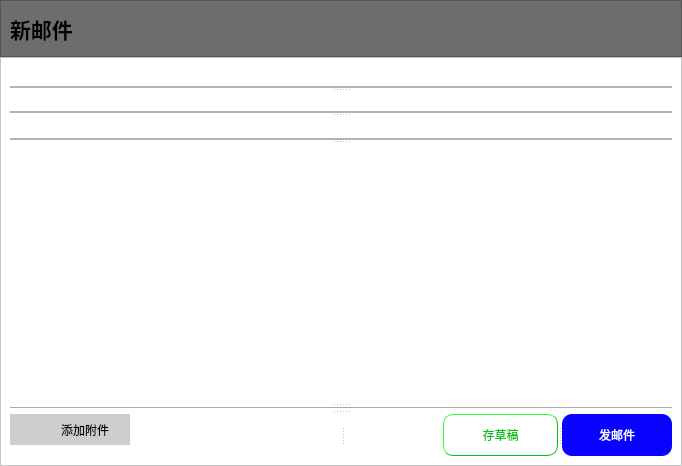
First picture: the form in Client/App_view/Ui_file/write_email.ui, repository metaphysicser/MyMail, before the edit.
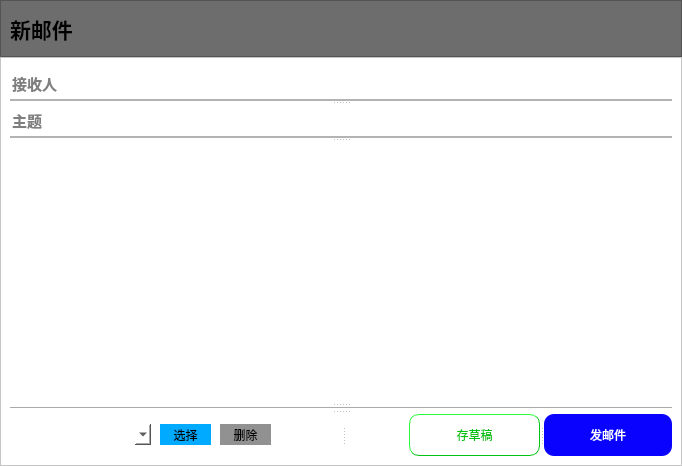
Second picture: the form after the edit. Icons and pictures are not drawn.

```diff
--- a/Client/App_view/Ui_file/write_email.ui
+++ b/Client/App_view/Ui_file/write_email.ui
@@ -118,6 +118,14 @@
               <enum>Qt::Vertical</enum>
              </property>
              <widget class="QLineEdit" name="lineEdit">
+              <property name="font">
+               <font>
+                <family>微软雅黑</family>
+                <pointsize>11</pointsize>
+                <weight>75</weight>
+                <bold>true</bold>
+               </font>
+              </property>
               <property name="styleSheet">
                <string notr="true">QLineEdit{
 background-color: transparent;
@@ -136,8 +144,22 @@
     border-bottom: 3px solid #E680BD;    
     }</string>
               </property>
+              <property name="text">
+               <string/>
+              </property>
+              <property name="placeholderText">
+               <string>接收人</string>
+              </property>
              </widget>
              <widget class="QLineEdit" name="lineEdit_2">
+              <property name="font">
+               <font>
+                <family>微软雅黑</family>
+                <pointsize>11</pointsize>
+                <weight>75</weight>
+                <bold>true</bold>
+               </font>
+              </property>
               <property name="styleSheet">
                <string notr="true">QLineEdit{
 background-color: transparent;
@@ -156,30 +178,24 @@
     border-bottom: 3px solid #E680BD;    
     }</string>
               </property>
+              <property name="text">
+               <string/>
+              </property>
+              <property name="placeholderText">
+               <string>主题</string>
+              </property>
              </widget>
             </widget>
-            <widget class="QLineEdit" name="lineEdit_3">
-             <property name="styleSheet">
-              <string notr="true">QLineEdit{
-background-color: transparent;
-border-style: outset;
-border-width: 2px;
-border-color:grey;
-border:0px;
-border-bottom: 2px solid #B3B3B3;
-}
-
-QLineEdit:hover{
-    border-bottom: 3px solid #66A3FF;    
-    }
-
-QLineEdit:focus{
-    border-bottom: 3px solid #E680BD;    
-    }</string>
-             </property>
-            </widget>
            </widget>
            <widget class="QTextEdit" name="textEdit">
+            <property name="font">
+             <font>
+              <family>微软雅黑</family>
+              <pointsize>14</pointsize>
+              <weight>75</weight>
+              <bold>true</bold>
+             </font>
+            </property>
             <property name="styleSheet">
              <string notr="true">border:none;</string>
             </property>
@@ -202,7 +218,7 @@
              <bool>false</bool>
             </property>
             <property name="handleWidth">
-             <number>200</number>
+             <number>130</number>
             </property>
             <property name="childrenCollapsible">
              <bool>false</bool>
@@ -217,23 +233,6 @@
              <property name="frameShadow">
               <enum>QFrame::Raised</enum>
              </property>
-             <widget class="QPushButton" name="pushButton_3">
-              <property name="geometry">
-               <rect>
-                <x>30</x>
-                <y>0</y>
-                <width>90</width>
-                <height>31</height>
-               </rect>
-              </property>
-              <property name="styleSheet">
-               <string notr="true">background-color: rgb(206, 206, 206);
-border:none</string>
-              </property>
-              <property name="text">
-               <string>添加附件</string>
-              </property>
-             </widget>
              <widget class="QLabel" name="label_2">
               <property name="geometry">
                <rect>
@@ -244,7 +243,7 @@
                </rect>
               </property>
               <property name="styleSheet">
-               <string notr="true">background-color: rgb(206, 206, 206);</string>
+               <string notr="true"/>
               </property>
               <property name="text">
                <string/>
@@ -256,6 +255,76 @@
                <bool>true</bool>
               </property>
              </widget>
+             <widget class="QComboBox" name="comboBox">
+              <property name="geometry">
+               <rect>
+                <x>30</x>
+                <y>10</y>
+                <width>111</width>
+                <height>21</height>
+               </rect>
+              </property>
+             </widget>
+             <widget class="QPushButton" name="pushButton_3">
+              <property name="geometry">
+               <rect>
+                <x>150</x>
+                <y>10</y>
+                <width>51</width>
+                <height>21</height>
+               </rect>
+              </property>
+              <property name="font">
+               <font>
+                <family>微软雅黑</family>
+               </font>
+              </property>
+              <property name="styleSheet">
+               <string notr="true">QPushButton{
+background-color: rgb(0, 170, 255);
+    
+
+}
+
+QPushButton:pressed{
+background-color:rgb(255, 255, 255);
+
+}
+</string>
+              </property>
+              <property name="text">
+               <string>选择</string>
+              </property>
+             </widget>
+             <widget class="QPushButton" name="pushButton_4">
+              <property name="geometry">
+               <rect>
+                <x>210</x>
+                <y>10</y>
+                <width>51</width>
+                <height>21</height>
+               </rect>
+              </property>
+              <property name="font">
+               <font>
+                <family>微软雅黑</family>
+               </font>
+              </property>
+              <property name="styleSheet">
+               <string notr="true">QPushButton{
+   background-color: rgb(145, 145, 145);
+   }
+
+QPushButton:pressed{
+background-color:rgb(255, 255, 255);
+
+}
+</string>
+              </property>
+              <property name="text">
+               <string>删除</string>
+              </property>
+             </widget>
             </widget>
             <widget class="QSplitter" name="splitter_5">
              <property name="orientation">
```
